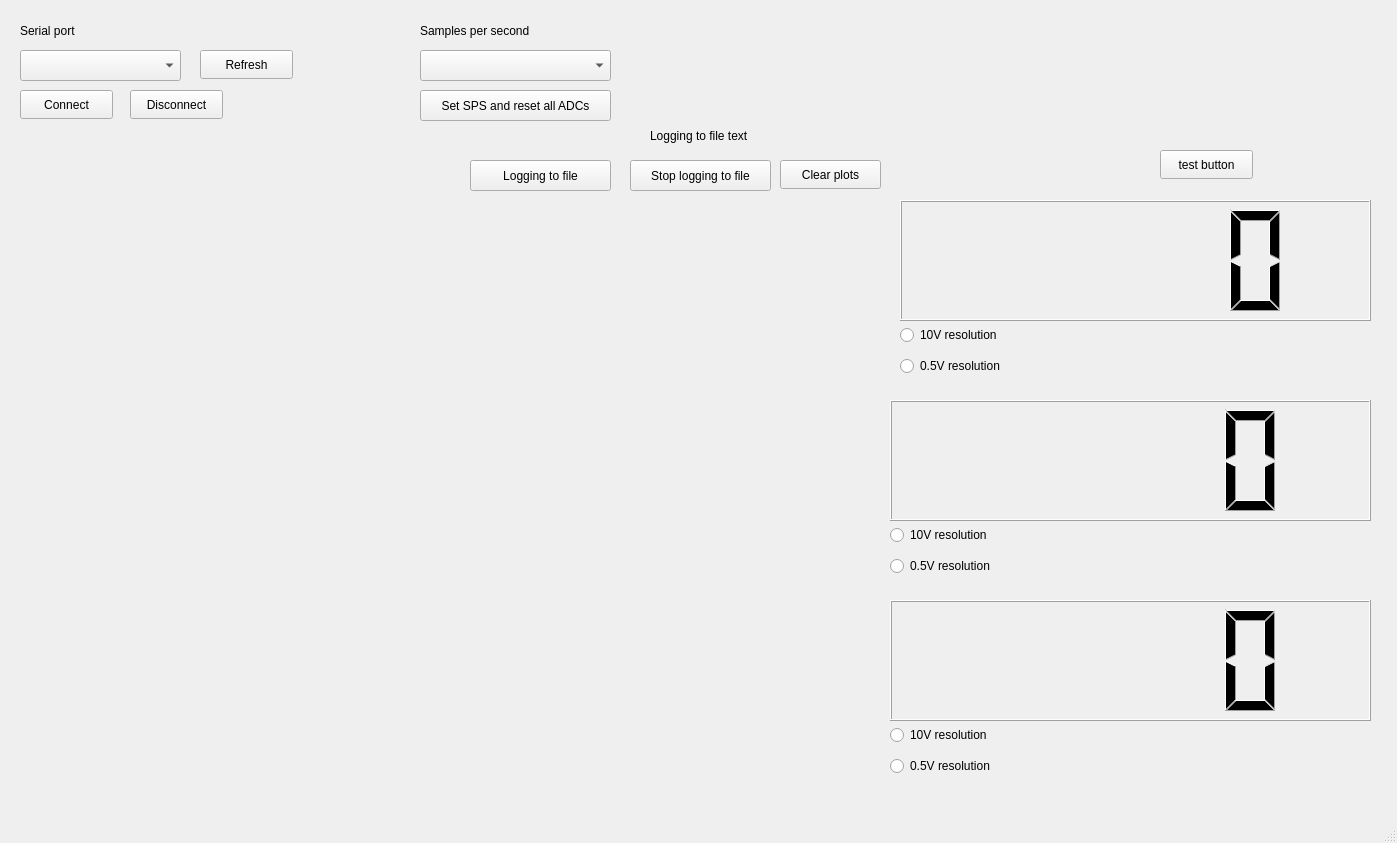
This is customplotproject.ui in nimtram/qtApplicationDP as Qt 5 draws it before an edit. The edited form follows.
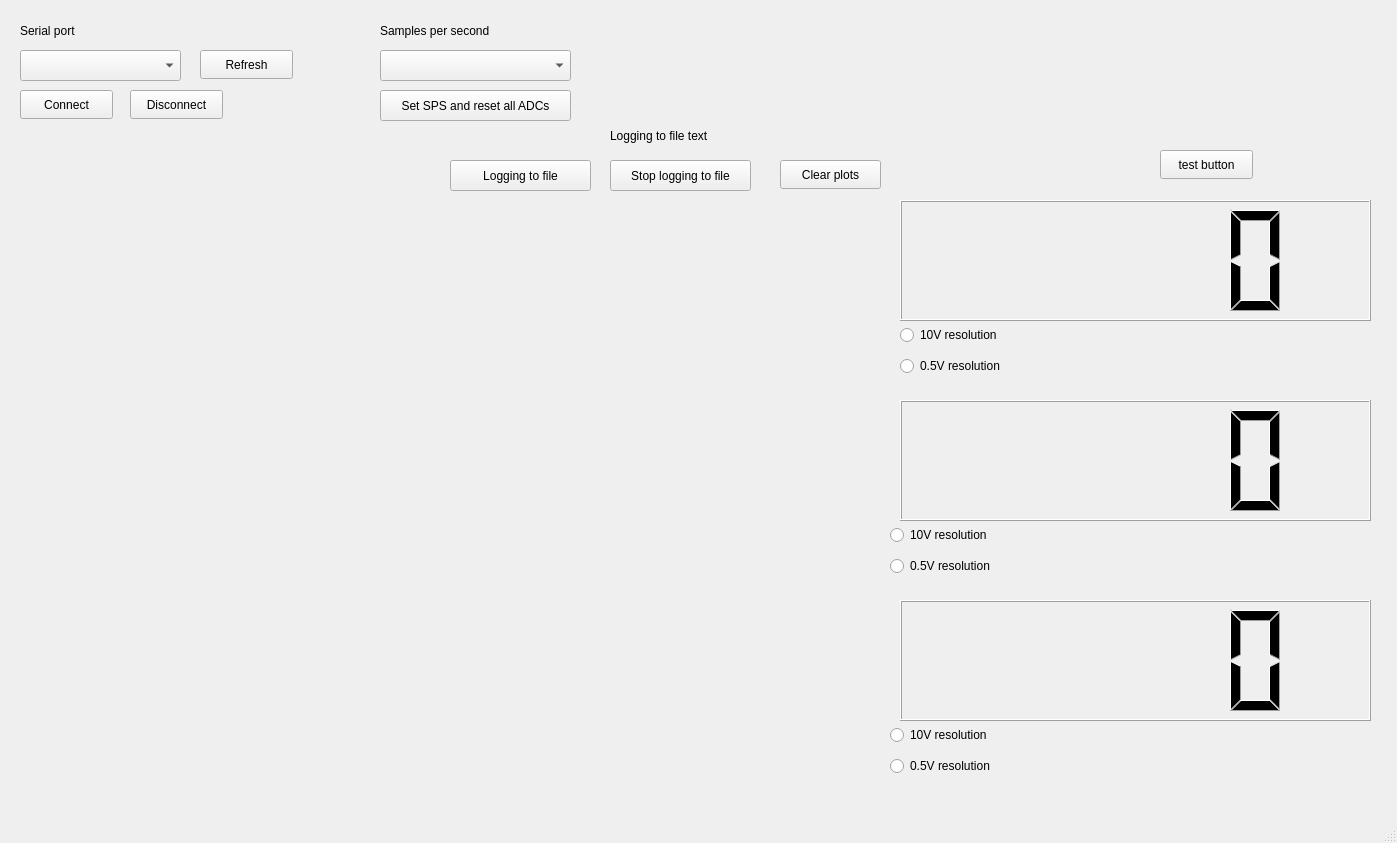
This is the edited form. Custom widgets are drawn as their Qt base class.

Patch:
```diff
--- a/customplotproject.ui
+++ b/customplotproject.ui
@@ -89,7 +89,7 @@
    <widget class="QComboBox" name="list_samplesPerSecond">
     <property name="geometry">
      <rect>
-      <x>420</x>
+      <x>380</x>
       <y>50</y>
       <width>191</width>
       <height>31</height>
@@ -99,7 +99,7 @@
    <widget class="QPushButton" name="button_setSPS">
     <property name="geometry">
      <rect>
-      <x>420</x>
+      <x>380</x>
       <y>90</y>
       <width>191</width>
       <height>31</height>
@@ -125,7 +125,7 @@
    <widget class="QPushButton" name="button_logToFile">
     <property name="geometry">
      <rect>
-      <x>470</x>
+      <x>450</x>
       <y>160</y>
       <width>141</width>
       <height>31</height>
@@ -177,9 +177,9 @@
    <widget class="QLCDNumber" name="lcdNumberY">
     <property name="geometry">
      <rect>
-      <x>890</x>
+      <x>900</x>
       <y>400</y>
-      <width>481</width>
+      <width>471</width>
       <height>121</height>
      </rect>
     </property>
@@ -187,9 +187,9 @@
    <widget class="QLCDNumber" name="lcdNumberZ">
     <property name="geometry">
      <rect>
-      <x>890</x>
+      <x>900</x>
       <y>600</y>
-      <width>481</width>
+      <width>471</width>
       <height>121</height>
      </rect>
     </property>
@@ -207,7 +207,7 @@
    <widget class="QLabel" name="label_2">
     <property name="geometry">
      <rect>
-      <x>420</x>
+      <x>380</x>
       <y>20</y>
       <width>191</width>
       <height>21</height>
@@ -311,7 +311,7 @@
    <widget class="QPushButton" name="button_stopLogToFile">
     <property name="geometry">
      <rect>
-      <x>630</x>
+      <x>610</x>
       <y>160</y>
       <width>141</width>
       <height>31</height>
@@ -324,9 +324,9 @@
    <widget class="QLabel" name="loggingToFileText">
     <property name="geometry">
      <rect>
-      <x>650</x>
+      <x>610</x>
       <y>120</y>
-      <width>231</width>
+      <width>271</width>
       <height>31</height>
      </rect>
     </property>
```
Left out of the diff: 2 changed lines with no effect on the pictures.
